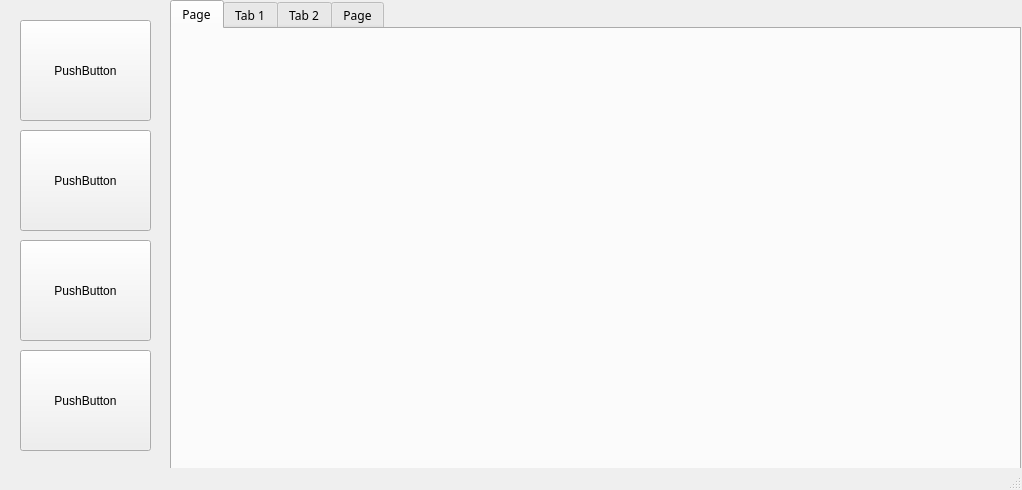
This is main.ui in Kristency/kyber-download-manager as Qt 5 draws it before an edit. The edited form follows.
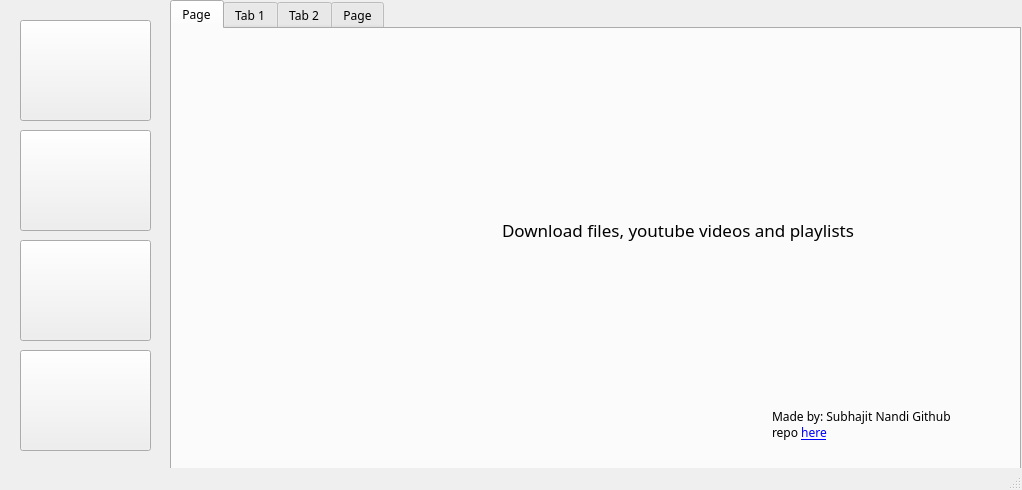
This is the edited form. The open tabs and pages were chosen to show the change. Icons and pictures are not drawn.

Patch:
```diff
--- a/main.ui
+++ b/main.ui
@@ -47,6 +47,67 @@
      <attribute name="title">
       <string>Page</string>
      </attribute>
+     <widget class="QLabel" name="label_6">
+      <property name="geometry">
+       <rect>
+        <x>30</x>
+        <y>20</y>
+        <width>231</width>
+        <height>411</height>
+       </rect>
+      </property>
+      <property name="text">
+       <string/>
+      </property>
+      <property name="pixmap">
+       <pixmap resource="photos.qrc">:/icons/kyber.jpg</pixmap>
+      </property>
+      <property name="scaledContents">
+       <bool>true</bool>
+      </property>
+     </widget>
+     <widget class="QLabel" name="label_7">
+      <property name="geometry">
+       <rect>
+        <x>330</x>
+        <y>180</y>
+        <width>451</width>
+        <height>41</height>
+       </rect>
+      </property>
+      <property name="font">
+       <font>
+        <pointsize>13</pointsize>
+       </font>
+      </property>
+      <property name="text">
+       <string>Download files, youtube videos and playlists</string>
+      </property>
+     </widget>
+     <widget class="QLabel" name="label_8">
+      <property name="geometry">
+       <rect>
+        <x>600</x>
+        <y>370</y>
+        <width>181</width>
+        <height>51</height>
+       </rect>
+      </property>
+      <property name="font">
+       <font>
+        <pointsize>9</pointsize>
+       </font>
+      </property>
+      <property name="text">
+       <string>Made by: Subhajit Nandi Github repo &lt;a href=&quot;https://github.com/Kristency/kyber-download-manager&quot;&gt;here&lt;/a&gt;</string>
+      </property>
+      <property name="wordWrap">
+       <bool>true</bool>
+      </property>
+      <property name="openExternalLinks">
+       <bool>true</bool>
+      </property>
+     </widget>
     </widget>
     <widget class="QWidget" name="tab">
      <attribute name="title">
@@ -583,7 +644,17 @@
      </rect>
     </property>
     <property name="text">
-     <string>PushButton</string>
+     <string/>
+    </property>
+    <property name="icon">
+     <iconset resource="photos.qrc">
+      <normaloff>:/icons/home.png</normaloff>:/icons/home.png</iconset>
+    </property>
+    <property name="iconSize">
+     <size>
+      <width>60</width>
+      <height>60</height>
+     </size>
     </property>
    </widget>
    <widget class="QPushButton" name="pBtnFileDownloadTab">
@@ -596,7 +667,17 @@
      </rect>
     </property>
     <property name="text">
-     <string>PushButton</string>
+     <string/>
+    </property>
+    <property name="icon">
+     <iconset resource="photos.qrc">
+      <normaloff>:/icons/download.png</normaloff>:/icons/download.png</iconset>
+    </property>
+    <property name="iconSize">
+     <size>
+      <width>60</width>
+      <height>60</height>
+     </size>
     </property>
    </widget>
    <widget class="QPushButton" name="pBtnVideoDownloadTab">
@@ -609,7 +690,17 @@
      </rect>
     </property>
     <property name="text">
-     <string>PushButton</string>
+     <string/>
+    </property>
+    <property name="icon">
+     <iconset resource="photos.qrc">
+      <normaloff>:/icons/youtube.png</normaloff>:/icons/youtube.png</iconset>
+    </property>
+    <property name="iconSize">
+     <size>
+      <width>60</width>
+      <height>60</height>
+     </size>
     </property>
    </widget>
    <widget class="QPushButton" name="pBtnSettingsTab">
@@ -622,7 +713,17 @@
      </rect>
     </property>
     <property name="text">
-     <string>PushButton</string>
+     <string/>
+    </property>
+    <property name="icon">
+     <iconset resource="photos.qrc">
+      <normaloff>:/icons/setting.png</normaloff>:/icons/setting.png</iconset>
+    </property>
+    <property name="iconSize">
+     <size>
+      <width>60</width>
+      <height>60</height>
+     </size>
     </property>
    </widget>
   </widget>
```
Left out of the diff: 54 changed lines with no effect on the pictures.
